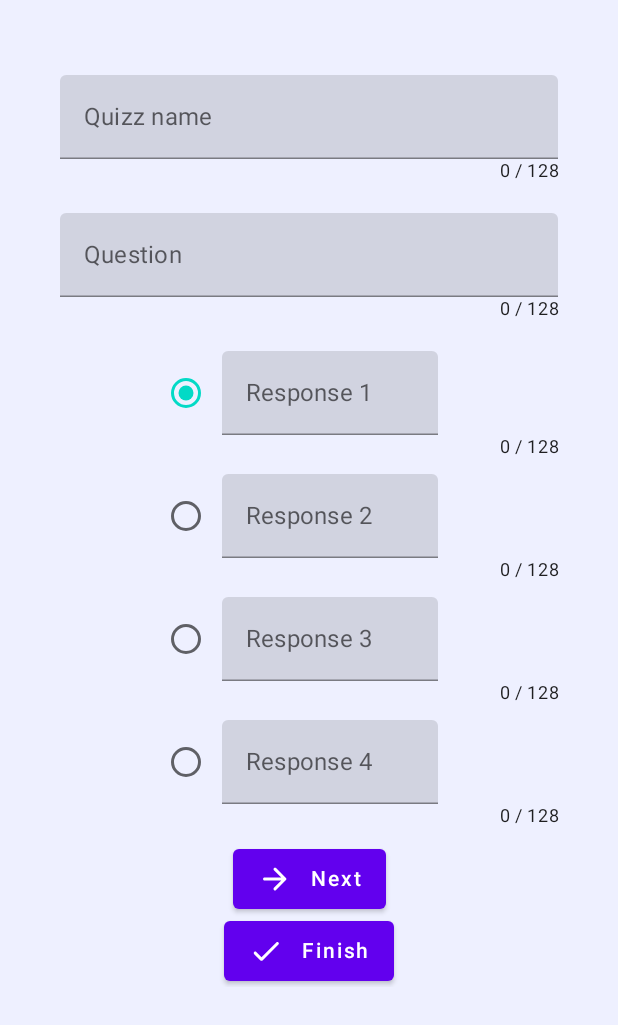
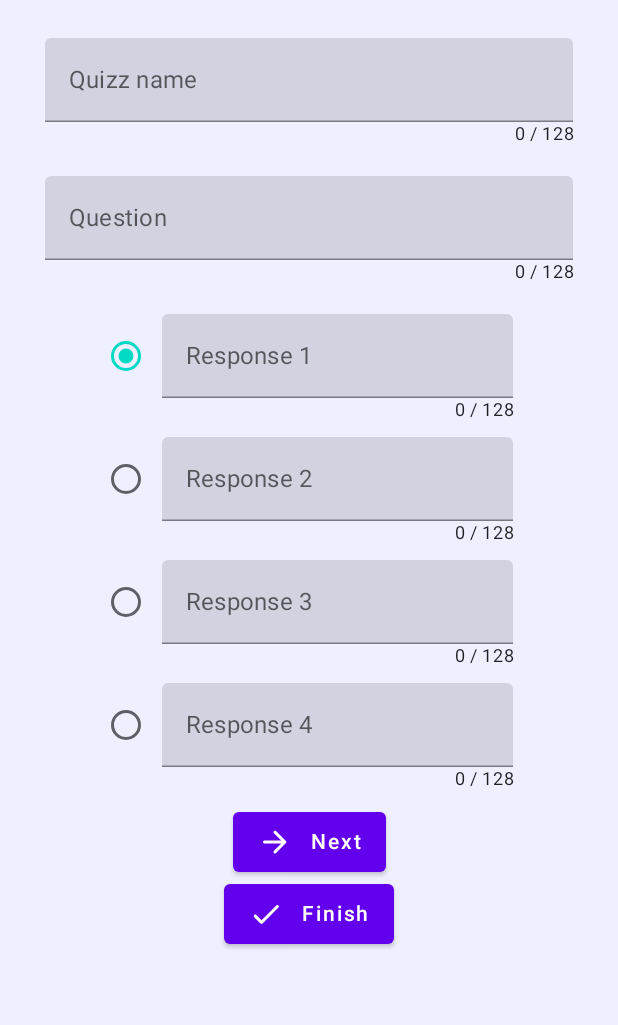
Before and after one commit to NathanBogaert/kmm_quizz, an Android app built with Jetpack Compose: the screen it shows after launch (MainActivity), on a phone screen of 412 x 824 dp. Shown: the top 1025 px of the screen. Run offline under Robolectric (Android 15) with nearby library versions, the phone set to English and light mode, and no system bars; our stand-ins replace Compose Multiplatform resources.

Commit message:
Update de style dans CreateScreen

```diff
--- a/shared/src/commonMain/kotlin/CreateScreen.kt
+++ b/shared/src/commonMain/kotlin/CreateScreen.kt
@@ -38,21 +38,16 @@ fun CreateScreen() {
     var answerStr2 by remember { mutableStateOf("") }
     var answerStr3 by remember { mutableStateOf("") }
     var answerStr4 by remember { mutableStateOf("") }
-    questionStr = ""
-    answerStr1 = ""
-    answerStr2 = ""
-    answerStr3 = ""
-    answerStr4 = ""
     MaterialTheme{
         Box(modifier = Modifier.background(getBackgroundColor()).fillMaxSize()) {
-            Column(modifier = Modifier.fillMaxWidth().padding(vertical = 50.dp, horizontal = 40.dp).verticalScroll(rememberScrollState()), horizontalAlignment = Alignment.CenterHorizontally) {
+            Column(modifier = Modifier.fillMaxWidth().padding(horizontal = 30.dp).verticalScroll(rememberScrollState()), horizontalAlignment = Alignment.CenterHorizontally) {
                 if (questionId == 1) {
                     TextField(
                         value = quizzName,
                         onValueChange = { if (it.length <= 128) quizzName = it
                         },
                         label = { Text("Quizz name") },
-                        modifier = Modifier.fillMaxWidth()
+                        modifier = Modifier.padding(top = 25.dp).fillMaxWidth()
                     )
                     Text(
                         text = "${quizzName.length} / 128",
@@ -79,7 +74,7 @@ fun CreateScreen() {
                     style = MaterialTheme.typography.caption,
                     modifier = Modifier.padding(bottom = 20.dp).fillMaxWidth()
                 )
-                Row(modifier = Modifier.align(Alignment.Start).padding(start = 60.dp, end = 80.dp), verticalAlignment = Alignment.CenterVertically) {
+                Row(modifier = Modifier.align(Alignment.Start).padding(start = 30.dp, end = 40.dp), verticalAlignment = Alignment.CenterVertically) {
                     RadioButton(onClick = { correctAnswer = 1 }, selected = (correctAnswer == 1))
                     TextField(
                         value = answerStr1,
@@ -92,9 +87,9 @@ fun CreateScreen() {
                     text = "${answerStr1.length} / 128",
                     textAlign = TextAlign.End,
                     style = MaterialTheme.typography.caption,
-                    modifier = Modifier.padding(bottom = 10.dp).fillMaxWidth()
+                    modifier = Modifier.padding(bottom = 10.dp, end = 40.dp).fillMaxWidth()
                 )
-                Row(modifier = Modifier.align(Alignment.Start).padding(start = 60.dp, end = 80.dp), verticalAlignment = Alignment.CenterVertically) {
+                Row(modifier = Modifier.align(Alignment.Start).padding(start = 30.dp, end = 40.dp), verticalAlignment = Alignment.CenterVertically) {
                     RadioButton(onClick = { correctAnswer = 2 }, selected = (correctAnswer == 2))
                     TextField(
                         value = answerStr2,
@@ -107,9 +102,9 @@ fun CreateScreen() {
                     text = "${answerStr2.length} / 128",
                     textAlign = TextAlign.End,
                     style = MaterialTheme.typography.caption,
-                    modifier = Modifier.padding(bottom = 10.dp).fillMaxWidth()
+                    modifier = Modifier.padding(bottom = 10.dp, end = 40.dp).fillMaxWidth()
                 )
-                Row(modifier = Modifier.align(Alignment.Start).padding(start = 60.dp, end = 80.dp), verticalAlignment = Alignment.CenterVertically) {
+                Row(modifier = Modifier.align(Alignment.Start).padding(start = 30.dp, end = 40.dp), verticalAlignment = Alignment.CenterVertically) {
                     RadioButton(onClick = { correctAnswer = 3 }, selected = (correctAnswer == 3))
                     TextField(
                         value = answerStr3,
@@ -122,9 +117,9 @@ fun CreateScreen() {
                     text = "${answerStr3.length} / 128",
                     textAlign = TextAlign.End,
                     style = MaterialTheme.typography.caption,
-                    modifier = Modifier.padding(bottom = 10.dp).fillMaxWidth()
+                    modifier = Modifier.padding(bottom = 10.dp, end = 40.dp).fillMaxWidth()
                 )
-                Row(modifier = Modifier.align(Alignment.Start).padding(start = 60.dp, end = 80.dp), verticalAlignment = Alignment.CenterVertically) {
+                Row(modifier = Modifier.align(Alignment.Start).padding(start = 30.dp, end = 40.dp), verticalAlignment = Alignment.CenterVertically) {
                     RadioButton(onClick = { correctAnswer = 4 }, selected = (correctAnswer == 4))
                     TextField(
                         value = answerStr4,
@@ -137,7 +132,7 @@ fun CreateScreen() {
                     text = "${answerStr4.length} / 128",
                     textAlign = TextAlign.End,
                     style = MaterialTheme.typography.caption,
-                    modifier = Modifier.padding(bottom = 10.dp).fillMaxWidth()
+                    modifier = Modifier.padding(bottom = 10.dp, end = 40.dp).fillMaxWidth()
                 )
                 Button(onClick = {
                     if (quizzName != "" && questionStr != "" && answerStr1 != "" && answerStr2 != "") {
```
